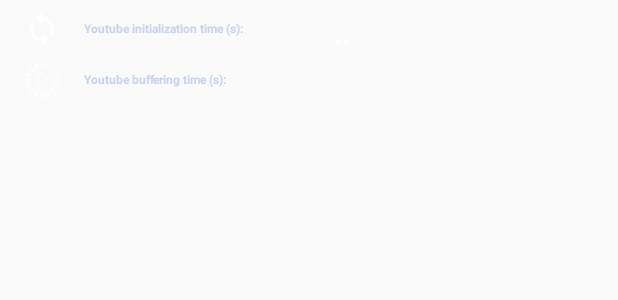
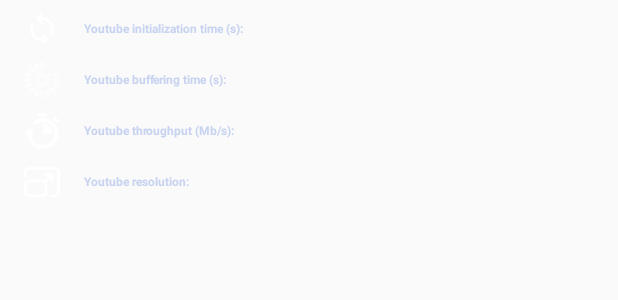
Before and after one commit to sherruh/RadioTool, an Android app: the layout fragment_youtube_params.xml on its own in the app's theme, with its tools: preview values and no code run, on a phone screen of 412 x 824 dp. Shown: the top 300 px of the screen. Run offline under Robolectric (Android 15) with nearby library versions, the phone set to English and light mode, and no system bars.

Commit message:
move all yputube parameters to fragment

```diff
--- a/app/src/main/res/layout/fragment_youtube_params.xml
+++ b/app/src/main/res/layout/fragment_youtube_params.xml
@@ -14,68 +14,119 @@
             android:id="@+id/image_youtube_init_youtube_params_fragment"
             android:layout_width="24dp"
             android:layout_height="24dp"
+            android:layout_marginStart="16dp"
+            android:layout_marginTop="7dp"
+            android:src="@drawable/ic_init"
             app:layout_constraintStart_toStartOf="parent"
-            app:layout_constraintTop_toTopOf="parent"
-            android:layout_marginTop="7dp"
-            android:layout_marginStart="16dp"
-            android:src="@drawable/ic_init"
-            />
+            app:layout_constraintTop_toTopOf="parent" />
+
         <TextView
             android:id="@+id/text_youtube_init_youtube_params_fragment"
+            style="@style/ParamName"
             android:layout_width="wrap_content"
             android:layout_height="wrap_content"
-            android:text="Youtube initialization time (s):"
-            style="@style/ParamName"
-            app:layout_constraintTop_toTopOf="@id/image_youtube_init_youtube_params_fragment"
-            app:layout_constraintStart_toEndOf="@id/image_youtube_init_youtube_params_fragment"
             android:layout_marginStart="16dp"
             android:layout_marginTop="6dp"
-            />
+            android:text="Youtube initialization time (s):"
+            app:layout_constraintStart_toEndOf="@id/image_youtube_init_youtube_params_fragment"
+            app:layout_constraintTop_toTopOf="@id/image_youtube_init_youtube_params_fragment" />
 
         <TextView
             android:id="@+id/text_youtube_init_value_youtube_params_fragment"
+            style="@style/ParamValue"
             android:layout_width="wrap_content"
             android:layout_height="wrap_content"
-            app:layout_constraintTop_toTopOf="@id/text_youtube_init_youtube_params_fragment"
+            android:layout_marginStart="20dp"
+            android:text=""
             app:layout_constraintStart_toEndOf="@id/text_youtube_init_youtube_params_fragment"
-            android:layout_marginStart="61dp"
-            android:text="--"
-            style="@style/ParamValue"
-            />
+            app:layout_constraintTop_toTopOf="@id/image_youtube_init_youtube_params_fragment" />
 
         <ImageView
             android:id="@+id/image_youtube_buffering_youtube_params_fragment"
             android:layout_width="24dp"
             android:layout_height="24dp"
-            app:layout_constraintStart_toStartOf="@id/image_youtube_init_youtube_params_fragment"
-            app:layout_constraintTop_toBottomOf="@id/image_youtube_init_youtube_params_fragment"
             android:layout_marginTop="10dp"
             android:src="@drawable/ic_buffer"
-            />
+            app:layout_constraintStart_toStartOf="@id/image_youtube_init_youtube_params_fragment"
+            app:layout_constraintTop_toBottomOf="@id/image_youtube_init_youtube_params_fragment" />
 
         <TextView
             android:id="@+id/text_youtube_buffering_youtube_params_fragment"
+            style="@style/ParamName"
             android:layout_width="wrap_content"
             android:layout_height="wrap_content"
-            android:text="Youtube buffering time (s):"
-            style="@style/ParamName"
-            app:layout_constraintStart_toEndOf="@id/image_youtube_buffering_youtube_params_fragment"
-            app:layout_constraintTop_toTopOf="@id/image_youtube_buffering_youtube_params_fragment"
             android:layout_marginStart="16dp"
             android:layout_marginTop="6dp"
-            />
+            android:text="Youtube buffering time (s):"
+            app:layout_constraintStart_toEndOf="@id/image_youtube_buffering_youtube_params_fragment"
+            app:layout_constraintTop_toTopOf="@id/image_youtube_buffering_youtube_params_fragment" />
 
         <TextView
             android:id="@+id/text_youtube_buffering_value_youtube_params_fragment"
+            style="@style/ParamValue"
             android:layout_width="wrap_content"
             android:layout_height="wrap_content"
+            app:layout_constraintStart_toStartOf="@id/text_youtube_init_value_youtube_params_fragment"
+            app:layout_constraintTop_toTopOf="@id/image_youtube_buffering_youtube_params_fragment" />
+
+        <ImageView
+            android:id="@+id/image_youtube_thrput_youtube_params_fragment"
+            android:layout_width="24dp"
+            android:layout_height="24dp"
+            android:layout_marginTop="10dp"
+            android:src="@drawable/ic_you_thrput"
+            app:layout_constraintStart_toStartOf="@id/image_youtube_buffering_youtube_params_fragment"
+            app:layout_constraintTop_toBottomOf="@id/image_youtube_buffering_youtube_params_fragment" />
+
+        <TextView
+            android:id="@+id/text_youtube_throughput_youtube_params_fragment"
+            style="@style/ParamName"
+            android:layout_width="wrap_content"
+            android:layout_height="wrap_content"
+            android:layout_marginStart="16dp"
+            android:layout_marginTop="6dp"
+            android:text="Youtube throughput (Mb/s):"
+            app:layout_constraintStart_toEndOf="@id/image_youtube_thrput_youtube_params_fragment"
+            app:layout_constraintTop_toTopOf="@id/image_youtube_thrput_youtube_params_fragment" />
+
+        <TextView
+            android:id="@+id/text_youtube_throughput_value_youtube_params_fragment"
             style="@style/ParamValue"
+            android:layout_width="wrap_content"
+            android:layout_height="wrap_content"
             app:layout_constraintStart_toStartOf="@id/text_youtube_init_value_youtube_params_fragment"
-            app:layout_constraintTop_toTopOf="@id/text_youtube_buffering_youtube_params_fragment"/>
+            app:layout_constraintTop_toTopOf="@id/image_youtube_thrput_youtube_params_fragment" />
+
+        <ImageView
+            android:id="@+id/image_youtube_resolution_youtube_params_fragment"
+            android:layout_width="24dp"
+            android:layout_height="24dp"
+            android:layout_marginTop="10dp"
+            android:src="@drawable/ic_you_resolution"
+            app:layout_constraintStart_toStartOf="@id/image_youtube_init_youtube_params_fragment"
+            app:layout_constraintTop_toBottomOf="@id/image_youtube_thrput_youtube_params_fragment" />
+
+        <TextView
+            android:id="@+id/text_youtube_resolution_youtube_params_fragment"
+            style="@style/ParamName"
+            android:layout_width="wrap_content"
+            android:layout_height="wrap_content"
+            android:layout_marginStart="16dp"
+            android:layout_marginTop="6dp"
+            android:text="Youtube resolution:"
+            app:layout_constraintStart_toEndOf="@id/image_youtube_resolution_youtube_params_fragment"
+            app:layout_constraintTop_toTopOf="@id/image_youtube_resolution_youtube_params_fragment" />
+
+        <TextView
+            android:id="@+id/text_youtube_resolution_value_youtube_params_fragment"
+            style="@style/ParamValue"
+            android:layout_width="wrap_content"
+            android:layout_height="wrap_content"
+            app:layout_constraintStart_toStartOf="@id/text_youtube_init_value_youtube_params_fragment"
+            app:layout_constraintTop_toTopOf="@id/image_youtube_resolution_youtube_params_fragment" />
 
 
     </androidx.constraintlayout.widget.ConstraintLayout>
 
 
-
 </FrameLayout>
```
Also changed, not shown: app/src/main/java/com/example/radiotestapp/main/MainActivity.java (+1 -9 lines), app/src/main/java/com/example/radiotestapp/youtube_params/YoutubeParamsFragment.java (+10 -1 lines), app/src/main/res/layout/activity_main.xml (+1 -39 lines), app/src/main/res/drawable/ic_you_resolution.png (added), app/src/main/res/drawable/ic_you_thrput.png (added).
